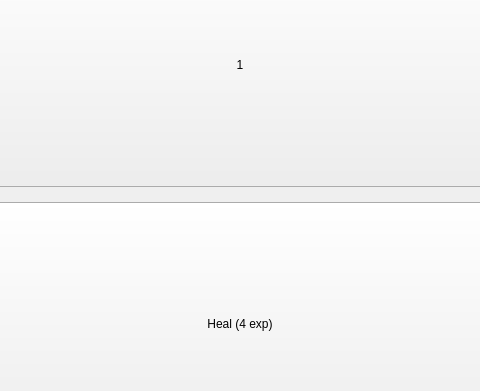
This is startroom.ui in nladia/MyGame as Qt 5 draws it before an edit; both pictures show x 120 to 600 and y 546 to 937 of the 720 by 1280 pixel window. The edited form follows.
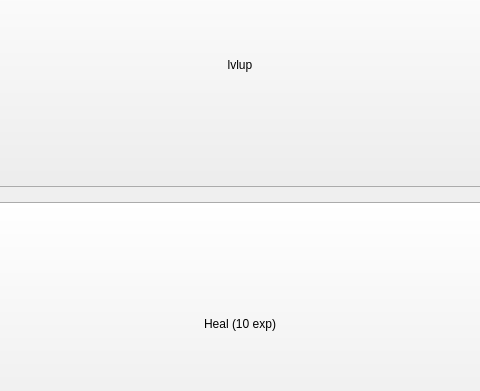
This is the edited form.

Diff of the .ui file:
```diff
--- a/startroom.ui
+++ b/startroom.ui
@@ -62,7 +62,7 @@
        </sizepolicy>
       </property>
       <property name="text">
-       <string>1</string>
+       <string>lvlup</string>
       </property>
      </widget>
     </item>
@@ -75,7 +75,7 @@
        </sizepolicy>
       </property>
       <property name="text">
-       <string>Heal (4 exp)</string>
+       <string>Heal (10 exp)</string>
       </property>
      </widget>
     </item>
```
